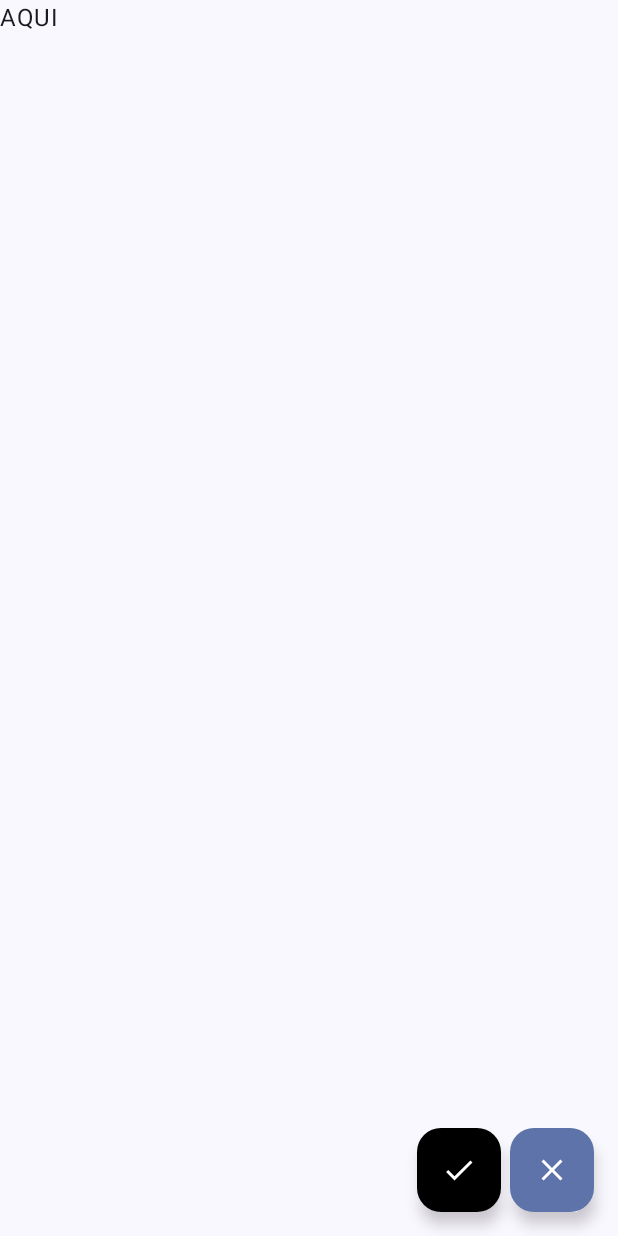
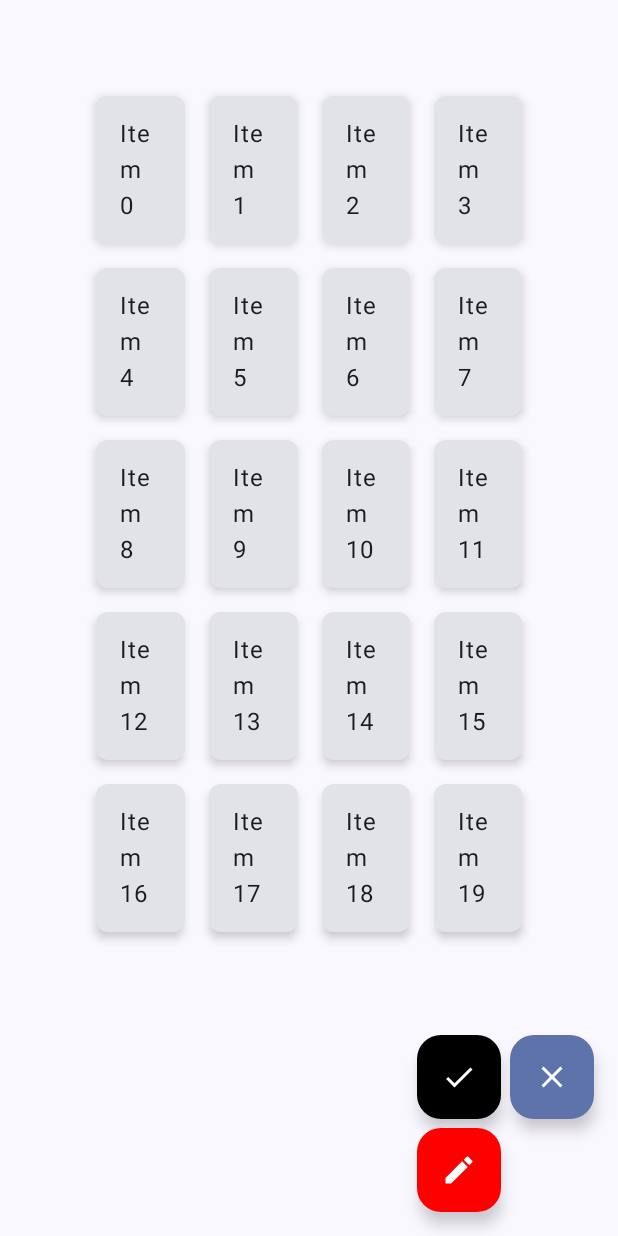
Before and after one commit to CR7sewey/ToBeDefined, an Android app built with Jetpack Compose: the DashboardUI screen opened through its navigation route, on a phone screen of 412 x 824 dp. Run offline under Robolectric (Android 15) with nearby library versions, the phone set to English and light mode, and no system bars.

Commit message:
Dashboard beginning layout

```diff
--- a/app/src/main/java/com/example/tobedefined/Dashboard/DashboardUI.kt
+++ b/app/src/main/java/com/example/tobedefined/Dashboard/DashboardUI.kt
@@ -1,10 +1,42 @@
 package com.example.tobedefined.Dashboard
 
+import androidx.compose.foundation.layout.fillMaxSize
+import androidx.compose.foundation.layout.padding
+import androidx.compose.foundation.lazy.grid.LazyVerticalGrid
 import androidx.compose.material3.Text
 import androidx.compose.runtime.Composable
 import androidx.compose.ui.Modifier
+import androidx.compose.ui.unit.dp
 
 @Composable
 fun DashboardUI(modifier: Modifier = Modifier) {
-    Text("AQUI")
+    GridContent()
 }
+
+@Composable
+fun GridContent(modifier: Modifier = Modifier) {
+
+    LazyVerticalGrid(
+        modifier = modifier,
+        columns = androidx.compose.foundation.lazy.grid.GridCells.Fixed(4),
+        contentPadding = androidx.compose.foundation.layout.PaddingValues(64.dp),
+        horizontalArrangement = androidx.compose.foundation.layout.Arrangement.spacedBy(16.dp),
+        verticalArrangement = androidx.compose.foundation.layout.Arrangement.spacedBy(16.dp)
+    ) {
+        items(20) { index ->
+            androidx.compose.material3.Card(
+                modifier = Modifier.fillMaxSize(),
+                shape = androidx.compose.foundation.shape.RoundedCornerShape(8.dp),
+                elevation = androidx.compose.material3.CardDefaults.cardElevation(4.dp)
+            ) {
+                Text(
+                    text = "Item $index",
+                    modifier = Modifier.padding(16.dp),
+                    style = androidx.compose.material3.MaterialTheme.typography.bodyLarge
+                )
+            }
+        }
+
+    }
+
+}
--- a/app/src/main/java/com/example/tobedefined/MainActivity.kt
+++ b/app/src/main/java/com/example/tobedefined/MainActivity.kt
@@ -5,14 +5,17 @@ import android.util.Log
 import androidx.activity.ComponentActivity
 import androidx.activity.compose.setContent
 import androidx.activity.enableEdgeToEdge
+import androidx.compose.foundation.layout.Column
 import androidx.compose.foundation.layout.Row
 import androidx.compose.foundation.layout.Spacer
 import androidx.compose.foundation.layout.fillMaxSize
+import androidx.compose.foundation.layout.height
 import androidx.compose.foundation.layout.padding
 import androidx.compose.foundation.layout.width
 import androidx.compose.material.icons.Icons
 import androidx.compose.material.icons.filled.Check
 import androidx.compose.material.icons.filled.Clear
+import androidx.compose.material.icons.filled.Edit
 import androidx.compose.material3.FloatingActionButton
 import androidx.compose.material3.Icon
 import androidx.compose.material3.Scaffold
@@ -29,6 +32,7 @@ import androidx.compose.runtime.setValue
 import androidx.compose.ui.graphics.Color
 import androidx.compose.ui.unit.dp
 import androidx.lifecycle.viewmodel.compose.viewModel
+import androidx.navigation.NavHostController
 import com.example.tobedefined.ProductsList.ProductsListVM
 
 class MainActivity : ComponentActivity() {
@@ -47,7 +51,7 @@ class MainActivity : ComponentActivity() {
                         Log.d("Route", NavigationClasses.NavigationRoutes.Login.nroute)
                         if (currentRoute != NavigationClasses.NavigationRoutes.Login.nroute)
 
-                            FloatingButtonClean(productVM)
+                            FloatingButtonClean(productVM, navController)
 
                     }
 
@@ -64,7 +68,8 @@ class MainActivity : ComponentActivity() {
 }
 // TESTE!!!!!!!
 @Composable
-fun FloatingButtonClean(productVM: ProductsListVM = viewModel(), modifier: Modifier = Modifier) {
+fun FloatingButtonClean(productVM: ProductsListVM = viewModel(), navHostController: NavHostController = rememberNavController(), modifier: Modifier = Modifier) {
+    Column {
         Row {
             FloatingActionButton(
                 onClick = {
@@ -95,6 +100,24 @@ fun FloatingButtonClean(productVM: ProductsListVM = viewModel(), modifier: Modif
             }
 
         }
+        Spacer(modifier = Modifier.height(6.dp))
+
+        FloatingActionButton(
+            onClick = {
+                Log.d("Route", "FloatingButtonClean")
+                navHostController.navigate(NavigationClasses.NavigationRoutes.Dashboard.nroute)
+            },
+            modifier = modifier,
+            containerColor = Color.Red,
+            contentColor = Color.White
+        ) {
+            Icon(
+                imageVector = Icons.Default.Edit,
+                contentDescription = "Edit",
+            )
+        }
+
 
 
     }
+}
```
Lines whose indentation alone changed are shown as unchanged.
